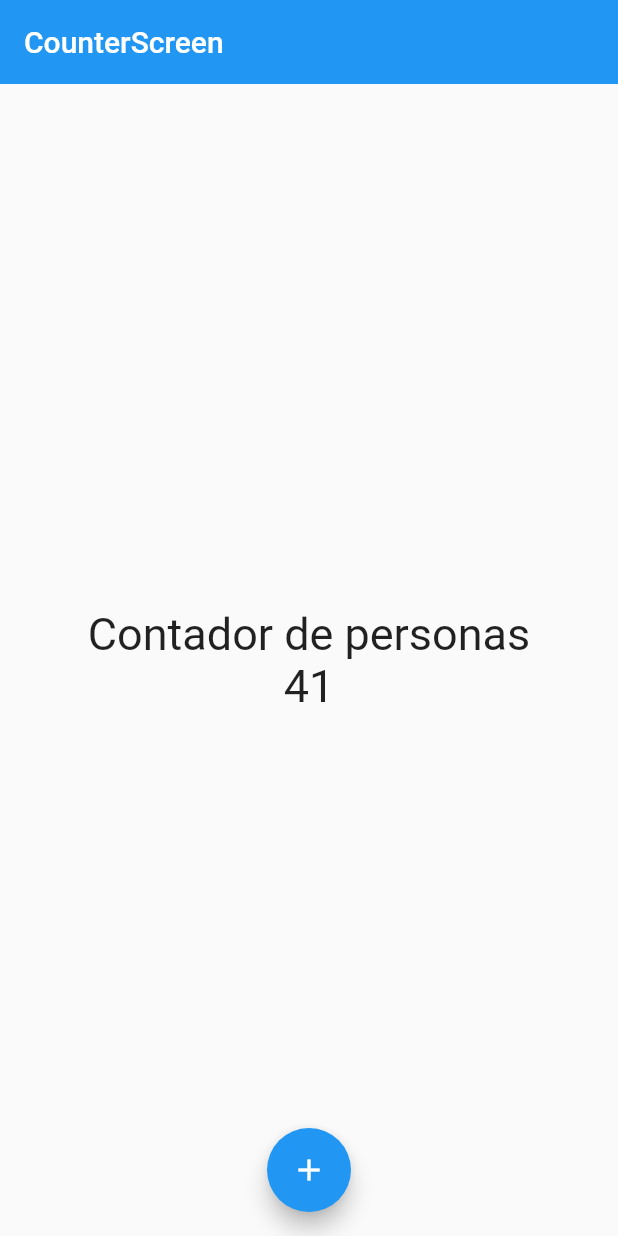
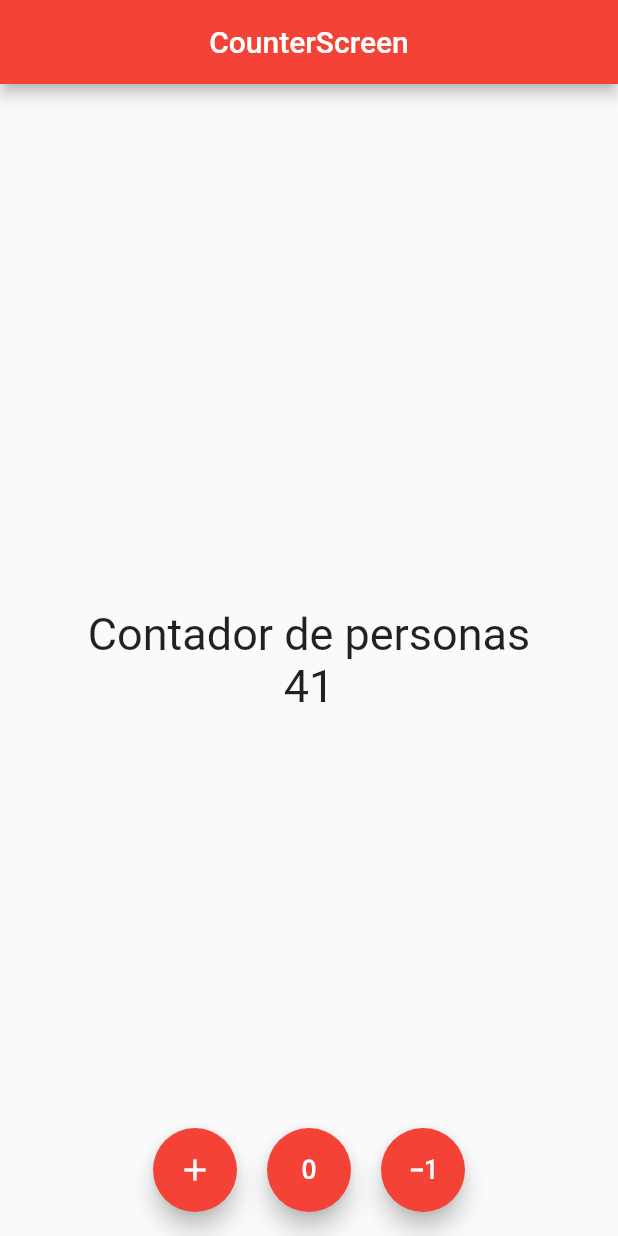
Before and after one commit to maldonadoangel/App_Contador, a Flutter app: the screen it shows after launch, after a tap on the "add" icon, on a phone screen of 412 x 824 dp. Run offline on Flutter 3.47's test engine with Material 2 defaults, Android fonts, the phone set to English and light mode, and no system bars.

Commit message:
Mi primera aplicacion en Flutter, se termino el contador de personas

```diff
--- a/first_app/lib/main.dart
+++ b/first_app/lib/main.dart
@@ -1,10 +1,14 @@
 import 'package:first_app/screens/counter_screen.dart';
 import 'package:flutter/material.dart';
 
+//Usualmente casi siempre, creamos nuestra funcion principal y llamamos nuestro primer widget para que se renderice
+//nuestro primer widget que es MyApp, usualmente posee dentro un MaterialApp
 void main() {
   runApp(const MyApp());
 }
 
+//El statelesswidget, siempre necesita un widget build que se encuentre sobre escrito (@override)
+// el widget build siempre necesita regresar otro widget, este tipo de widget se maneja siempre de manera sincrona
 class MyApp extends StatelessWidget {
   const MyApp({Key? key}) : super(key: key);
   @override
--- a/first_app/lib/screens/counter_screen.dart
+++ b/first_app/lib/screens/counter_screen.dart
@@ -11,15 +11,34 @@ class CounterScreen extends StatefulWidget {
 class _CounterScreenState extends State<CounterScreen> {
   int counter = 40;
   //variable o propiedad
+
+  void increase() {
+    counter++;
+    setState(() {});
+  }
+
+  void decrease() {
+    counter--;
+    setState(() {});
+  }
+
+  void zero() {
+    counter = 0;
+    setState(() {});
+  }
+
   @override
   Widget build(BuildContext context) {
     //Creamos una variable
     const fontSize30 = TextStyle(fontSize: 30);
 
+    //El scaffold es el lienzo blanco de nuestra app, le colocamos los widgets que deseemos
+    //no siempre tendremos un appbar, no siempre tendremos un un floatinActionButton, pero casi el 99% tendremos el body
     return Scaffold(
       appBar: AppBar(
+        backgroundColor: Colors.red,
         title: const Text('CounterScreen'),
-        elevation: 0,
+        centerTitle: true,
       ),
       body: Center(
         child: Column(
@@ -37,14 +56,54 @@ class _CounterScreenState extends State<CounterScreen> {
         ),
       ),
       floatingActionButtonLocation: FloatingActionButtonLocation.centerFloat,
-      floatingActionButton: FloatingActionButton(
-        child: const Icon(Icons.add),
-        onPressed: () {
-          print('Presionaron el boton');
-          counter++;
-          setState(() {});
-        },
-      ),
+      //Pasamos parametros a nuestra funcion widget floatingActionButton, funcion que iniciamos en nuestro customFloatingAction
+
+      floatingActionButton: CustomFloatingActions(
+          increaseFn: increase, decreaseFn: decrease, zeroFn: zero),
     );
   }
 }
+
+class CustomFloatingActions extends StatelessWidget {
+  final Function increaseFn;
+  final Function decreaseFn;
+  final Function zeroFn;
+  const CustomFloatingActions(
+      {Key? key,
+      required this.increaseFn,
+      required this.decreaseFn,
+      required this.zeroFn})
+      : super(key: key);
+
+  @override
+  Widget build(BuildContext context) {
+    return Row(
+      mainAxisAlignment: MainAxisAlignment.center,
+      children: [
+        FloatingActionButton(
+          backgroundColor: Colors.red,
+          child: const Icon(Icons.add),
+          onPressed: () => increaseFn(),
+        ),
+        const SizedBox(
+          width: 20,
+        ),
+        //Ejemplo sin funcion flecha, solo una funcion normal
+        FloatingActionButton(
+            backgroundColor: Colors.red,
+            child: const Icon(Icons.exposure_zero),
+            onPressed: () {
+              zeroFn();
+            }),
+        const SizedBox(
+          width: 20,
+        ),
+        FloatingActionButton(
+          backgroundColor: Colors.red,
+          child: const Icon(Icons.exposure_minus_1_outlined),
+          onPressed: () => decreaseFn(),
+        ),
+      ],
+    );
+  }
+}
```
